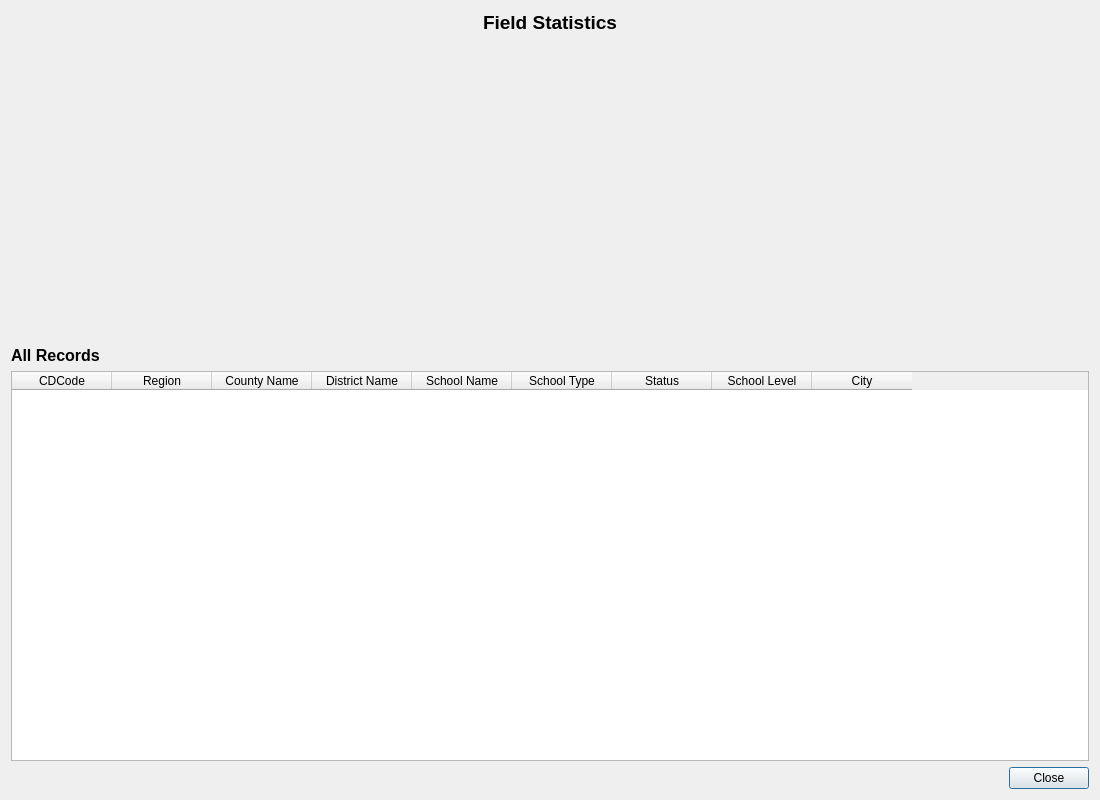
Before: the Qt Designer form graph_layer_dialog_base.ui in adtorres1987/graph_layer, drawn with Qt 5.
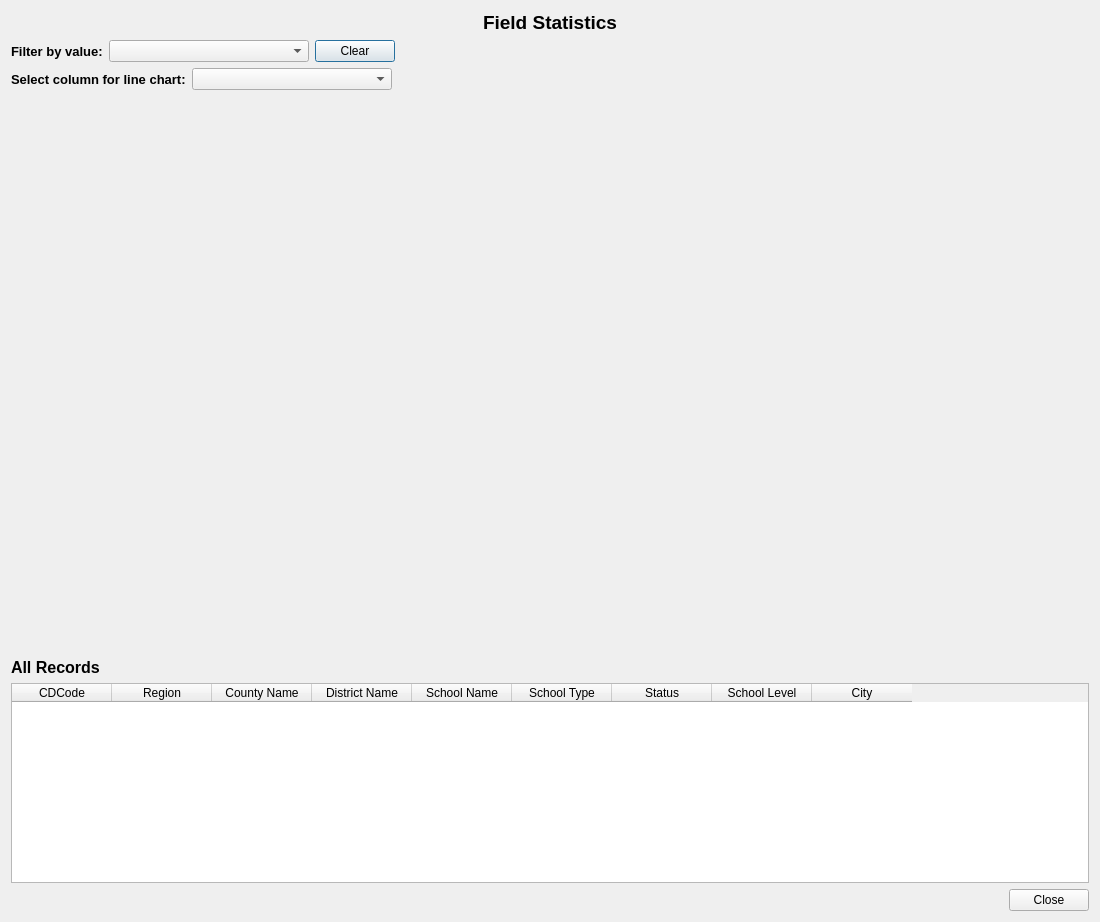
After: the same form once the commit is applied.

Commit message: Filter options for the line graph

What changed in the file:
```diff
--- a/graph_layer_dialog_base.ui
+++ b/graph_layer_dialog_base.ui
@@ -30,6 +30,110 @@
      </property>
     </widget>
    </item>
+   <item>
+    <layout class="QHBoxLayout" name="horizontalLayout_filter">
+     <item>
+      <widget class="QLabel" name="label_filter">
+       <property name="text">
+        <string>Filter by value:</string>
+       </property>
+       <property name="font">
+        <font>
+         <pointsize>10</pointsize>
+         <weight>75</weight>
+         <bold>true</bold>
+        </font>
+       </property>
+      </widget>
+     </item>
+     <item>
+      <widget class="QComboBox" name="value_filter">
+       <property name="minimumSize">
+        <size>
+         <width>200</width>
+         <height>0</height>
+        </size>
+       </property>
+      </widget>
+     </item>
+     <item>
+      <widget class="QPushButton" name="clear_button">
+       <property name="text">
+        <string>Clear</string>
+       </property>
+       <property name="minimumSize">
+        <size>
+         <width>80</width>
+         <height>0</height>
+        </size>
+       </property>
+       <property name="visible">
+        <bool>false</bool>
+       </property>
+      </widget>
+     </item>
+     <item>
+      <spacer name="horizontalSpacer">
+       <property name="orientation">
+        <enum>Qt::Horizontal</enum>
+       </property>
+       <property name="sizeHint" stdset="0">
+        <size>
+         <width>40</width>
+         <height>20</height>
+        </size>
+       </property>
+      </spacer>
+     </item>
+    </layout>
+   </item>
+   <item>
+    <layout class="QHBoxLayout" name="horizontalLayout_column">
+     <item>
+      <widget class="QLabel" name="label_column_select">
+       <property name="text">
+        <string>Select column for line chart:</string>
+       </property>
+       <property name="font">
+        <font>
+         <pointsize>10</pointsize>
+         <weight>75</weight>
+         <bold>true</bold>
+        </font>
+       </property>
+       <property name="visible">
+        <bool>false</bool>
+       </property>
+      </widget>
+     </item>
+     <item>
+      <widget class="QComboBox" name="column_selector">
+       <property name="minimumSize">
+        <size>
+         <width>200</width>
+         <height>0</height>
+        </size>
+       </property>
+       <property name="visible">
+        <bool>false</bool>
+       </property>
+      </widget>
+     </item>
+     <item>
+      <spacer name="horizontalSpacer_2">
+       <property name="orientation">
+        <enum>Qt::Horizontal</enum>
+       </property>
+       <property name="sizeHint" stdset="0">
+        <size>
+         <width>40</width>
+         <height>20</height>
+        </size>
+       </property>
+      </spacer>
+     </item>
+    </layout>
+   </item>
    <item>
     <widget class="QWidget" name="graph_widget" native="true">
      <property name="minimumSize">
@@ -40,6 +144,19 @@
      </property>
     </widget>
    </item>
+   <item>
+    <widget class="QWidget" name="line_graph_widget" native="true">
+     <property name="minimumSize">
+      <size>
+       <width>0</width>
+       <height>250</height>
+      </size>
+     </property>
+     <property name="visible">
+      <bool>false</bool>
+     </property>
+    </widget>
+   </item>
    <item>
     <widget class="QLabel" name="label_table">
      <property name="text">
```
The commit also changes 2 other files.
